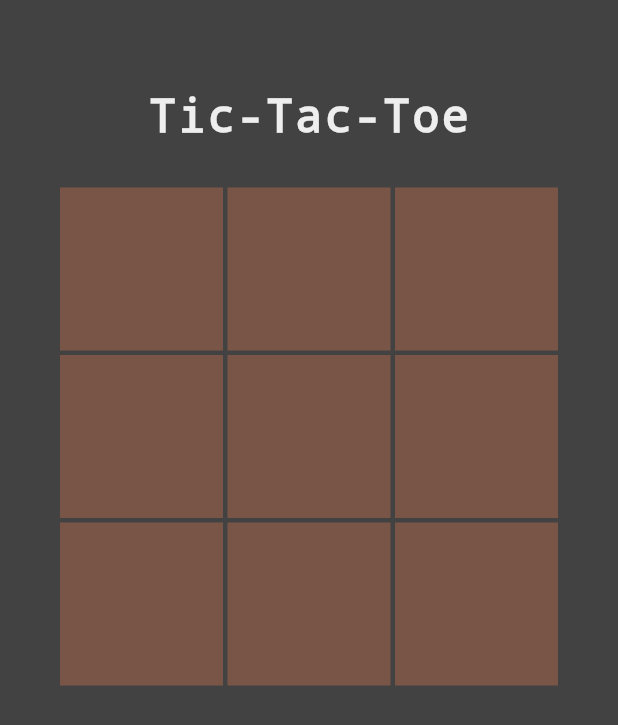
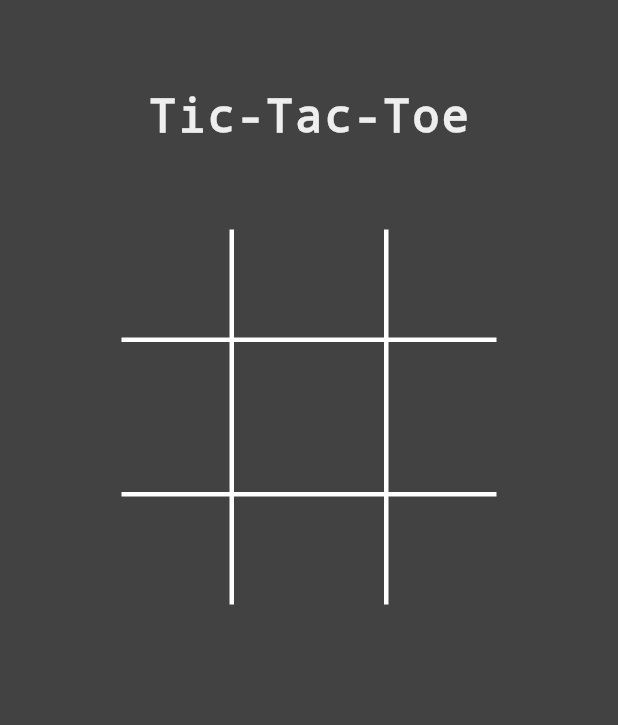
Before and after one commit to burhanhaq/TicTacToe, a Flutter app: the screen it shows after launch, on a phone screen of 412 x 824 dp. Shown: the top 725 px of the screen. Run offline on Flutter 3.47's test engine with Material 2 defaults, Android fonts, the phone set to English and light mode, and no system bars.

Commit message:
Centered grid

```diff
--- a/lib/game_page.dart
+++ b/lib/game_page.dart
@@ -6,12 +6,16 @@ class GamePage extends StatefulWidget {
 }
 
 class _GamePageState extends State<GamePage> {
+  double spacing = 3.0;
   @override
   Widget build(BuildContext context) {
     return SafeArea(
       child: Container(
         color: Theme.of(context).accentColor,
+        child: Align(
+          alignment: Alignment.center,
           child: Column(
+            crossAxisAlignment: CrossAxisAlignment.center,
             children: <Widget>[
               SizedBox(height: 40.0),
               Padding(
@@ -27,30 +31,65 @@ class _GamePageState extends State<GamePage> {
                 ),
               ),
               SizedBox(height: 30.0),
-            Flexible(
-              fit: FlexFit.loose,
-              child: GridView.count(
-                shrinkWrap: true,
-                padding: EdgeInsets.symmetric(horizontal: 40),
-                crossAxisSpacing: 3,
-                mainAxisSpacing: 3,
-                crossAxisCount: 3,
-                children: List.generate(9, (_) {
-                  return card();
-                }),
+              Container(
+                child: Stack(
+                  alignment: Alignment.center,
+                  children: <Widget>[
+                    Container(
+                      color: Colors.white,
+                      height: 250,
+                      width: 250,
                     ),
-            )
+                    Column(
+                      mainAxisSize: MainAxisSize.min,
+                      children: <Widget>[
+                        Row(
+                          mainAxisSize: MainAxisSize.min,
+                          children: <Widget>[
+                            Card(),
+                            SizedBox(width: spacing),
+                            Card(),
+                            SizedBox(width: spacing),
+                            Card()
                           ],
+                        ),
+                        SizedBox(height: spacing),
+                        Row(mainAxisSize: MainAxisSize.min, children: <Widget>[
+                          Card(),
+                          SizedBox(width: spacing),
+                          Card(),
+                          SizedBox(width: spacing),
+                          Card()
+                        ]),
+                        SizedBox(height: spacing),
+                        Row(mainAxisSize: MainAxisSize.min, children: <Widget>[
+                          Card(),
+                          SizedBox(width: spacing),
+                          Card(),
+                          SizedBox(width: spacing),
+                          Card()
+                        ]),
+                      ],
+                    ),
+                  ],
+                ),
+              ),
+            ],
+          ),
         ),
       ),
     );
   }
 }
 
-Widget card() {
+class Card extends StatelessWidget {
+  @override
+  Widget build(BuildContext context) {
     return Container(
-    height: 5.0,
-    width: 5.0,
-    color: Colors.brown,
+      height: 100,
+      width: 100,
+//      color: Colors.brown,
+      color: Theme.of(context).accentColor,
     );
   }
+}
```
Lines whose indentation alone changed are shown as unchanged.
